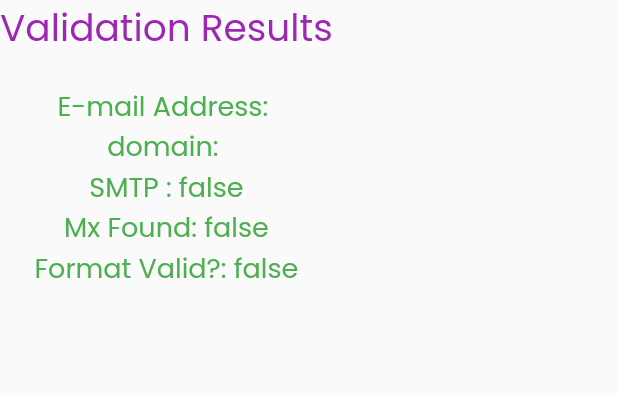
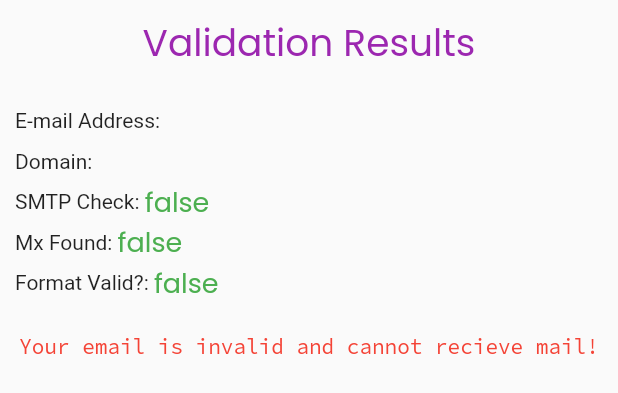
Before and after one commit to gafaradeniran/email_verifier, a Flutter app: the VerificationScreen widget shown alone on an empty page, opened directly with empty values, on a phone screen of 412 x 824 dp. Shown: the top 393 px of the screen. Run offline on Flutter 3.47's test engine with Material 2 defaults, Android fonts, the light colour scheme and no system bars; our stand-ins replace google_fonts.

Commit message:
second commit

```diff
--- a/lib/screens/homepage.dart
+++ b/lib/screens/homepage.dart
@@ -46,6 +46,7 @@ class _MyHomePageState extends State<MyHomePage> {
             builder: (context) => VerificationScreen(
                   verifyModel: modelData!,
                 ));
+
       });
     } on SocketException catch (e) {
       return e.toString();
--- a/lib/widgets/verification_screen.dart
+++ b/lib/widgets/verification_screen.dart
@@ -8,22 +8,67 @@ class VerificationScreen extends StatelessWidget {
 
   @override
   Widget build(BuildContext context) {
-    return Column(
-      children: [
-        Text('Validation Results',
-            style: GoogleFonts.poppins(fontSize: 25, color: Colors.purple)),
-        const SizedBox(height: 20),
-        Text('E-mail Address: ${verifyModel.email}',
-            style: GoogleFonts.poppins(fontSize: 18, color: Colors.green)),
-        Text('domain: ${verifyModel.domain}',
-            style: GoogleFonts.poppins(fontSize: 18, color: Colors.green)),
-        Text('SMTP : ${verifyModel.smtpCheck}',
-            style: GoogleFonts.poppins(fontSize: 18, color: Colors.green)),
-        Text('Mx Found: ${verifyModel.mxFound}',
-            style: GoogleFonts.poppins(fontSize: 18, color: Colors.green)),
-        Text('Format Valid?: ${verifyModel.formatValid}',
-            style: GoogleFonts.poppins(fontSize: 18, color: Colors.green)),
-      ],
+    return Padding(
+      padding: const EdgeInsets.symmetric(vertical: 10.0, horizontal: 10.0),
+      child: Column(
+        children: [
+          Text('Validation Results',
+              style: GoogleFonts.poppins(fontSize: 25, color: Colors.purple)),
+          const SizedBox(height: 20),
+          Row(
+            mainAxisAlignment: MainAxisAlignment.start,
+            children: [
+              const Text('E-mail Address:'),
+              Text('${verifyModel.email}',
+                  style: GoogleFonts.poppins(fontSize: 18, color: Colors.green))
+            ],
+          ),
+          Row(
+            children: [
+              const Text('Domain: '),
+              Text('${verifyModel.domain}',
+                  style: GoogleFonts.poppins(fontSize: 18, color: Colors.green))
+            ],
+          ),
+          Row(
+            children: [
+              const Text('SMTP Check: '),
+              Text('${verifyModel.smtpCheck}',
+                  style: GoogleFonts.poppins(fontSize: 18, color: Colors.green))
+            ],
+          ),
+          Row(
+            children: [
+              const Text('Mx Found: '),
+              Text('${verifyModel.mxFound}',
+                  style: GoogleFonts.poppins(fontSize: 18, color: Colors.green))
+            ],
+          ),
+          Row(
+            children: [
+              const Text('Format Valid?: '),
+              Text('${verifyModel.formatValid}',
+                  style: GoogleFonts.poppins(fontSize: 18, color: Colors.green))
+            ],
+          ),
+          const SizedBox(height: 20),
+          if (verifyModel.mxFound == true && verifyModel.smtpCheck == true) ...{
+            Text('Your email address is valid and can receive electronic mail',
+                softWrap: true,
+                style: GoogleFonts.sourceCodePro(
+                    color: Colors.green, fontSize: 18))
+          } else if (verifyModel.mxFound == true &&
+              verifyModel.smtpCheck != true) ...{
+            Text('Your email is valid but cannot recieve email',
+                style: GoogleFonts.sourceCodePro(color: Colors.redAccent))
+          } else ...{
+            Text(
+              'Your email is invalid and cannot recieve mail!',
+              style: GoogleFonts.sourceCodePro(color: Colors.red),
+            )
+          }
+        ],
+      ),
     );
   }
 }
```
